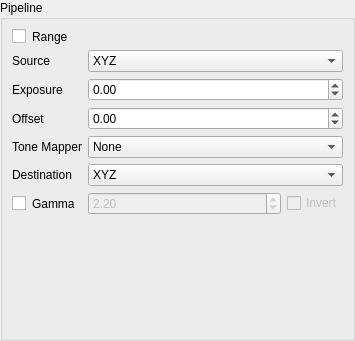
Qt form src/ui/ui/ImagePipelineEditor.ui (PearCoding/PearRay) before a commit.
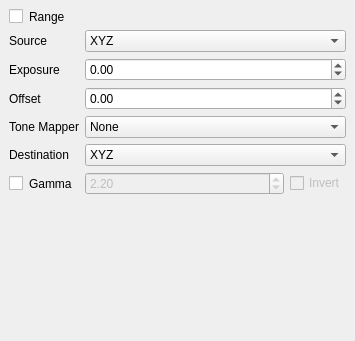
The same form after that commit. Custom widgets are drawn as their Qt base class.

The edit to the form file:
```diff
--- a/src/ui/ui/ImagePipelineEditor.ui
+++ b/src/ui/ui/ImagePipelineEditor.ui
@@ -27,16 +27,13 @@
     <number>0</number>
    </property>
    <item>
-    <widget class="QGroupBox" name="groupBox_2">
+    <widget class="QWidget" name="innerWidget">
      <property name="sizePolicy">
       <sizepolicy hsizetype="Minimum" vsizetype="Preferred">
        <horstretch>0</horstretch>
        <verstretch>0</verstretch>
       </sizepolicy>
      </property>
-     <property name="title">
-      <string>Pipeline</string>
-     </property>
      <layout class="QFormLayout" name="formLayout">
       <item row="0" column="0">
        <widget class="QCheckBox" name="rangeCB">
```
